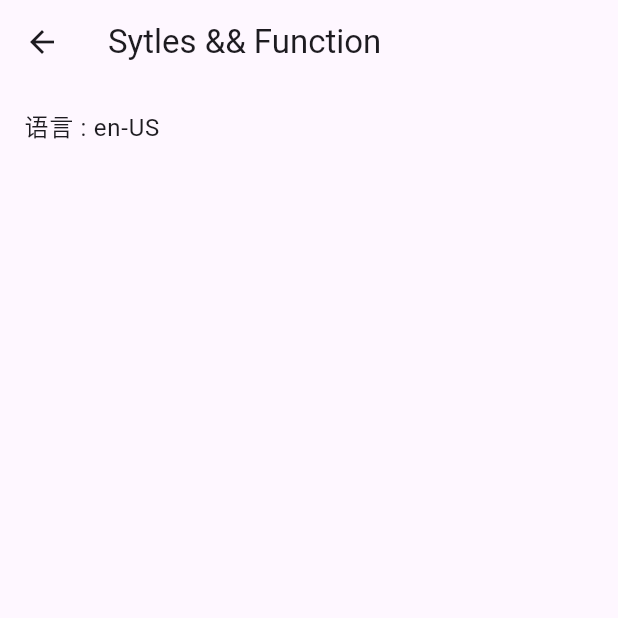
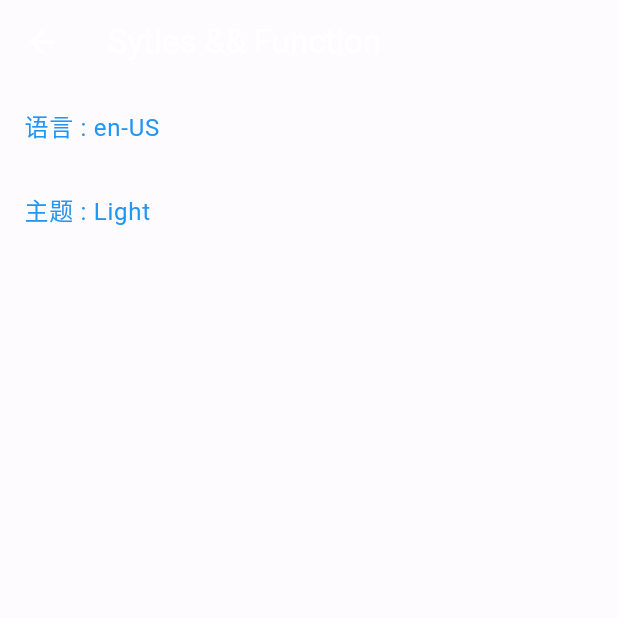
Before and after one commit to Jaki36/flutter_woo_commerce_getx_learn, a Flutter app: the screen it shows after launch, after a tap on "sty", on a phone screen of 412 x 824 dp, the top half of it. Run offline on Flutter 3.47's test engine with Material 3 defaults, Android fonts, the phone set to English and light mode, and no system bars; our stand-ins replace dio, get, package_info_plus, shared_preferences; statements that could not run were skipped.

Commit message:
theme light and dark

```diff
--- a/lib/common/services/config.dart
+++ b/lib/common/services/config.dart
@@ -1,5 +1,6 @@
+import 'package:flutter/material.dart';
 import 'dart:ui';
-
+import 'package:flutter_woo_commerce_getx_learn/common/style/theme.dart';
 import 'package:get/get.dart';
 import 'package:package_info_plus/package_info_plus.dart';
 
@@ -15,6 +16,21 @@ class ConfigService extends GetxService {
   PackageInfo? _platform;
   String get version => _platform?.version ?? '-';
   Locale locale = PlatformDispatcher.instance.locale;
+
+  // 主题
+  final RxBool _isDarkModel = Get.isDarkMode.obs;
+  bool get isDarkModel => _isDarkModel.value;
+  ThemeData get theme => isDarkModel ? AppTheme.dark : AppTheme.light;
+
+  @override
+  void onReady() {
+    // TODO: implement onReady
+    super.onReady();
+
+    getPlatform();
+    initLocale();
+    initTheme();
+  }
 
   // 初始化
   Future<ConfigService> init() async {
@@ -44,11 +60,21 @@ class ConfigService extends GetxService {
     Storage().setString(Constants.storageLanguageCode, value.languageCode);
   }
 
-  @override
-  void onReady() {
-    // TODO: implement onReady
-    super.onReady();
-
-    initLocale();
+  // 切换 theme
+  Future<void> switchThemeModel() async {
+    _isDarkModel.value = !_isDarkModel.value;
+    Get.changeTheme(
+      _isDarkModel.value == true ? AppTheme.dark : AppTheme.light,
+    );
+    await Storage().setString(Constants.storageThemeCode,
+        _isDarkModel.value == true ? "dark" : "light");
+  }
+  // 初始 theme
+  void initTheme() {
+    var themeCode = Storage().getString(Constants.storageThemeCode);
+    _isDarkModel.value = themeCode == "dark" ? true : false;
+    Get.changeTheme(
+      themeCode == "dark" ? AppTheme.dark : AppTheme.light,
+    );
   }
 }
--- a/lib/common/style/index.dart
+++ b/lib/common/style/index.dart
@@ -1,3 +1,4 @@
 library style;
 
-// export './xxxx.dart';
+export './color_schemes.g.dart';
+export './theme.dart';
--- /dev/null
+++ b/lib/common/style/theme.dart
@@ -0,0 +1,16 @@
+import 'package:flutter/material.dart';
+
+import 'index.dart';
+
+/// 主题
+class AppTheme {
+  /// 亮色
+  static ThemeData light = ThemeData(
+    colorScheme: lightColorScheme,
+  );
+
+  /// 暗色
+  static ThemeData dark = ThemeData(
+    colorScheme: darkColorScheme,
+  );
+}
--- a/lib/common/values/constants.dart
+++ b/lib/common/values/constants.dart
@@ -4,4 +4,5 @@ class Constants {
   static const storageLanguageCode = 'language_code';
   // wp 服务器
   static const wpApiBaseUrl = 'https://wpapi.ducafecat.tech';
+  static const storageThemeCode = 'theme_code';
 }
--- a/lib/main.dart
+++ b/lib/main.dart
@@ -2,6 +2,8 @@ import 'package:flutter/material.dart';
 import 'package:flutter_woo_commerce_getx_learn/common/index.dart';
 import 'package:flutter_woo_commerce_getx_learn/global.dart';
 import 'package:get/get_navigation/src/root/get_material_app.dart';
+
+import 'common/style/index.dart';
 
 
 Future<void> main() async {
@@ -16,11 +18,11 @@ class MyApp extends StatelessWidget {
   Widget build(BuildContext context) {
     return GetMaterialApp(
       title: 'Flutter Demo',
-      theme: ThemeData(
-        primarySwatch: Colors.blue,
-      ),
+      theme: ConfigService.to.theme, // ConfigService.to.isDarkModel ? AppTheme.dark : AppTheme.light,
       debugShowCheckedModeBanner: false,
       initialRoute: RouteNames.systemSplash,
+      // 路由
+      // initialRoute: RouteNames.stylesStylesIndex,
       getPages: RoutePages.list,
       navigatorObservers: [RoutePages.observer],
       // 多语言
--- a/lib/pages/styles/styles_index/controller.dart
+++ b/lib/pages/styles/styles_index/controller.dart
@@ -20,6 +20,12 @@ class StylesIndexController extends GetxController {
             : en);
     update(["styles_index"]);
   }
+  // 主题
+  onThemeSelected() async {
+    await ConfigService.to.switchThemeModel();
+    update(["styles_index"]);
+  }
+
   void onTap() {}
 
   // @override
--- a/lib/pages/styles/styles_index/view.dart
+++ b/lib/pages/styles/styles_index/view.dart
@@ -15,6 +15,15 @@ class StylesIndexPage extends GetView<StylesIndexController> {
         onTap: controller.onLanguageSelected,
         title: Text(
           "语言 : ${ConfigService.to.locale.toLanguageTag()}",
+            style: TextStyle(color:Colors.blue)
+        ),
+      ),
+      ListTile(
+        onTap: controller.onThemeSelected,
+        title:
+        Text(
+            "主题 : ${ConfigService.to.isDarkModel ? "Dark" : "Light"}",
+            style: TextStyle(color:Colors.blue)
         ),
       ),
     ]);
```
Also changed, not shown: lib/common/style/color_schemes.g.dart (added).
